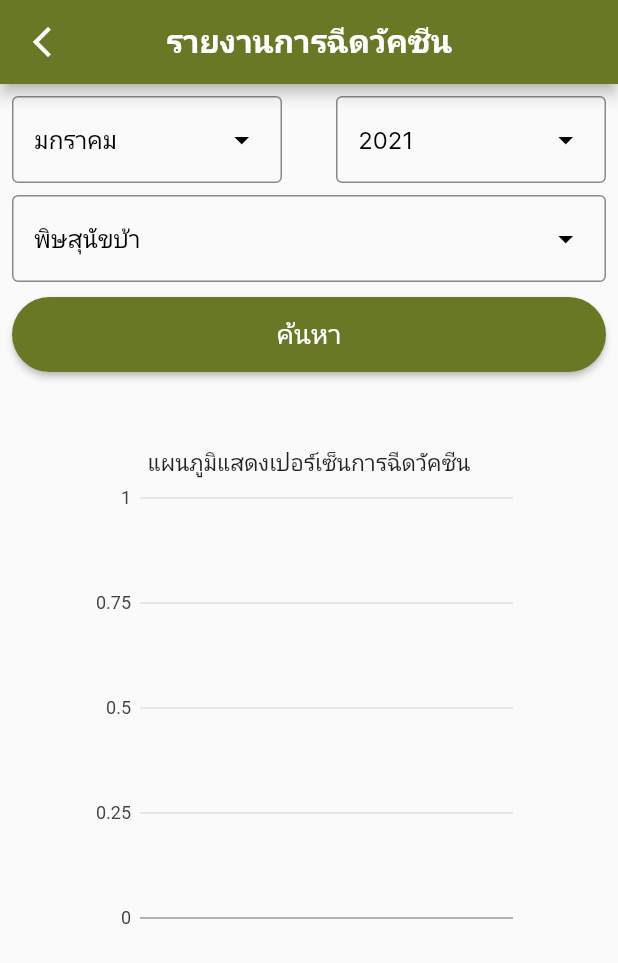
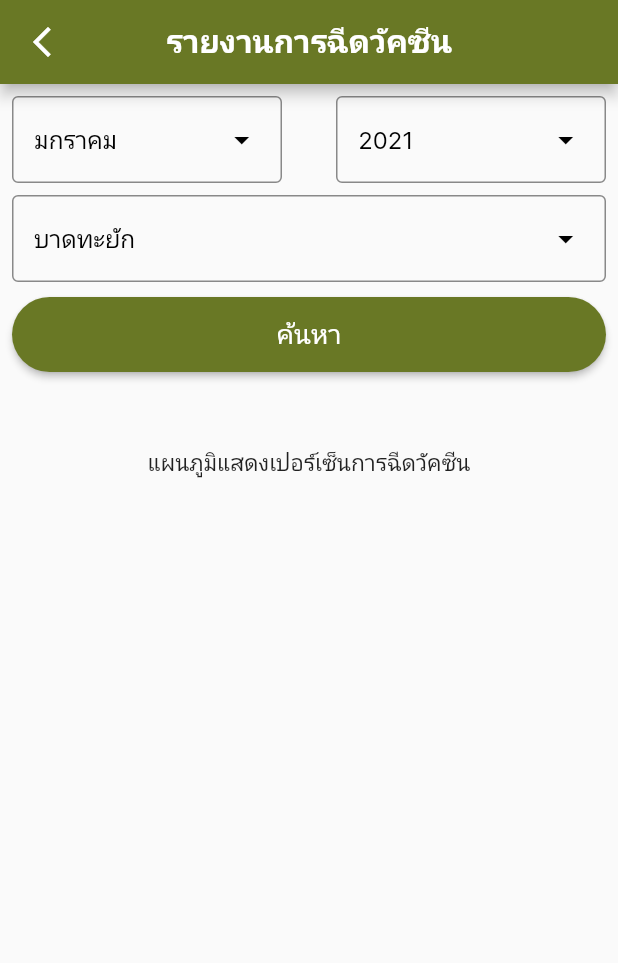
Before and after one commit to nickka7/animal_welfare, a Flutter app: the AnimalReportTest screen opened directly, after a tap on "ค้นหา", on a phone screen of 412 x 824 dp. Shown: the top 963 px of the screen. Run offline on Flutter 3.47's test engine with Material 2 defaults, Android fonts, the phone set to English and light mode, and no system bars; our stand-ins replace carousel_slider, charts_flutter, dio, file_picker, flutter_secure_storage, flutter_slidable and 3 more; missing offline and left inert: buddhist_datetime_dateformat_sns; accounts and stored records are empty; network calls fail.

Commit message:
maintain1

```diff
--- a/lib/screens/role/Executive/animalReport.dart
+++ b/lib/screens/role/Executive/animalReport.dart
@@ -19,6 +19,7 @@ class _AnimalReportState extends State<AnimalReportTest> {
   TextEditingController yearController = TextEditingController();
   TextEditingController monthController = TextEditingController();
   TextEditingController vaccineController = TextEditingController();
+
   // DateTime _Date = DateTime.now();
   int indexY = 0;
   int indexM = 0;
@@ -39,7 +40,7 @@ class _AnimalReportState extends State<AnimalReportTest> {
     'พฤศจิกายน',
     'ธันวาคม'
   ];
-  final vaccine = ['พิษสุนัขบ้า', 'บาดทะยัก'];
+  final vaccine = ['บาดทะยัก', 'พิษสุนัขบ้า'];
 
   final storage = new FlutterSecureStorage();
 
@@ -57,10 +58,9 @@ class _AnimalReportState extends State<AnimalReportTest> {
     //print(response.body);
     var jsonData = jsonDecode(response.body);
 
-    List<AnimalReport> tempdata = animalReportFromJson(response.body) ;
+    List<AnimalReport> tempdata = animalReportFromJson(response.body);
     setState(() {
       report = tempdata;
-
     });
     print('$jsonData');
     return jsonData;
@@ -72,11 +72,13 @@ List<charts.Series<AnimalReport, String>> _createSampleData() {
         data: report,
         id: 'sales',
         colorFn: (_, __) => charts.MaterialPalette.teal.shadeDefault,
+        domainUpperBoundFn: (datum, index) => (100,100),
         domainFn: (AnimalReport genderModel, _) => genderModel.typename,
         measureFn: (AnimalReport genderModel, _) => genderModel.percent,
       )
     ];
   }
+
   @override
   Widget build(BuildContext context) {
     return Scaffold(
@@ -185,7 +187,7 @@ List<charts.Series<AnimalReport, String>> _createSampleData() {
                 width: double.infinity,
                 child: ElevatedButton(
                   onPressed: () {
-                    getAnimalReport().then((value) => charts1());
+                    getAnimalReport();
                   },
                   child: Text('ค้นหา',
                       style: TextStyle(color: Colors.white, fontSize: 18)),
@@ -353,17 +355,19 @@ List<charts.Series<AnimalReport, String>> _createSampleData() {
     );
   }
 
-
   Widget charts1() {
+    if (report.isNotEmpty) {
       return Container(
         height: 300,
         width: 300,
         child: charts.BarChart(
-
           _createSampleData(),
           animate: true,
+
+
         ),
-
       );
+    } else
+      return Text("");
   }
 }
```
Also changed, not shown: lib/screens/role/researcher/research_HistoryDetail.dart (+3 -5 lines). Lines whose indentation alone changed are shown as unchanged.
